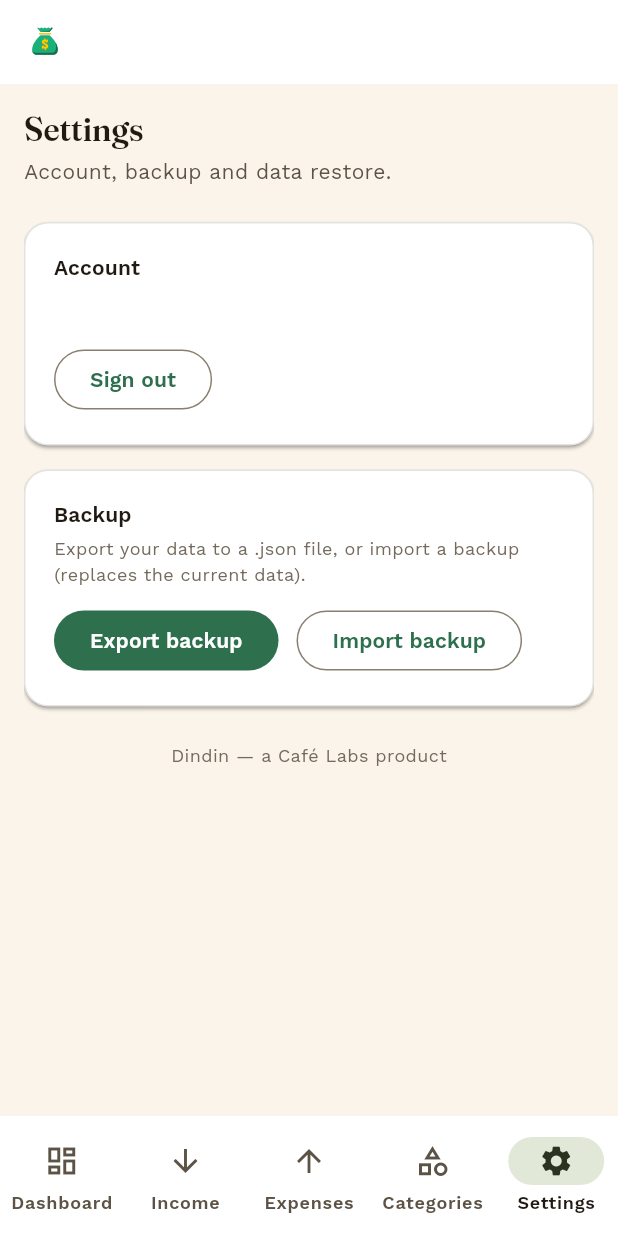
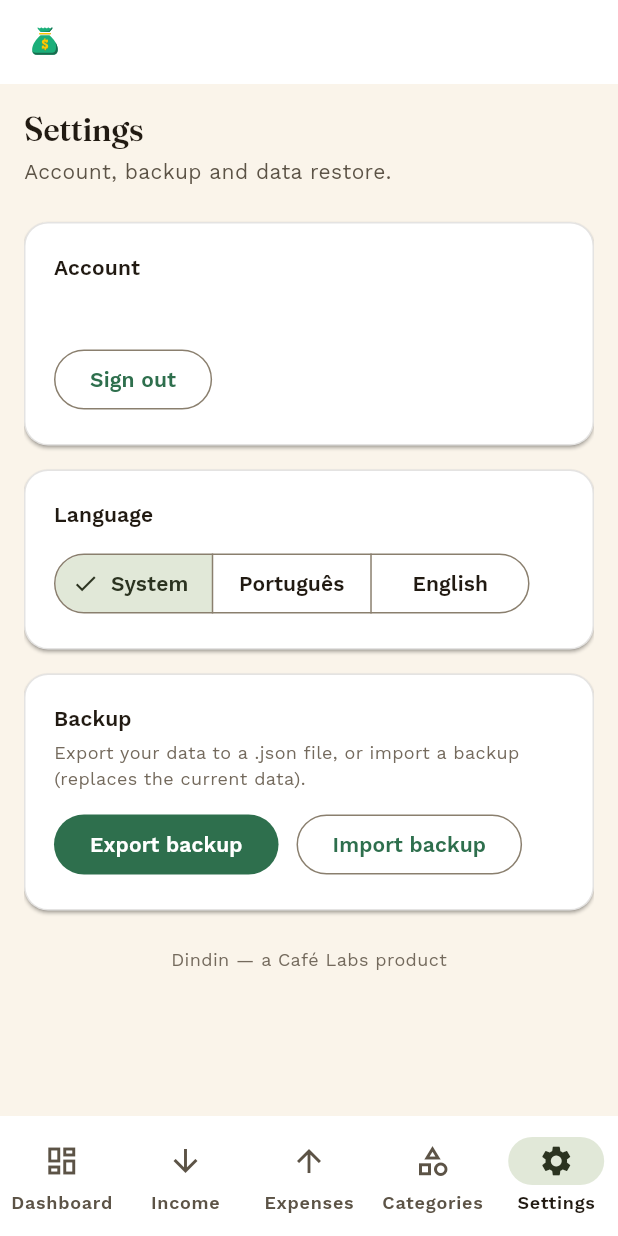
Before and after one commit to CafeLabsCorp/dindin, a Flutter app: the SettingsPage screen opened by its route, on a phone screen of 412 x 824 dp. Run offline on Flutter 3.47's test engine with Material 3 defaults, Android fonts, the phone set to English and light mode, and no system bars; our stand-ins replace cloud_firestore, firebase_auth, firebase_core, fl_chart, flutter_riverpod, flutter_svg and 3 more; missing offline and left inert: file_saver, file_selector; accounts and stored records are empty.

Commit message:
Adiciona seletor de idioma na tela de Ajustes
Faltava, mesmo achado do Domo: o app já tinha localização completa (PT
template, EN via locale do sistema), mas nenhum controle visível pra
trocar sem sair do app e mexer no idioma do celular/navegador.

localeProvider (providers/locale_provider.dart) espelha o padrão que o
Domo usa pro themeModeProvider — StateProvider<Locale?> não persistido,
null significa "seguir o sistema" (riverpod 3.x move StateProvider pra
`package:flutter_riverpod/legacy.dart`, diferente da v2.x que o Domo usa
diretamente de flutter_riverpod.dart). Novo SegmentedButton "Idioma" em
Ajustes (Sistema / Português / English), mesmo padrão visual do Domo.
app.dart passa a ler locale: ref.watch(localeProvider) no
MaterialApp.router.

Cobertura de teste nova (settings_page_test.dart, 3 casos) valida o
fluxo de ponta a ponta: tocar em "English" realmente troca o texto
renderizado da página (não só o estado interno do provider), e tocar em
"Português" volta. flutter analyze e flutter test (137/137) limpos.

Co-Authored-By: Claude Sonnet 5 <noreply@anthropic.com>

```diff
--- a/lib/features/settings/settings_page.dart
+++ b/lib/features/settings/settings_page.dart
@@ -2,6 +2,7 @@ import 'package:flutter/material.dart';
 import 'package:flutter_riverpod/flutter_riverpod.dart';
 
 import '../../l10n/app_localizations.dart';
+import '../../providers/locale_provider.dart';
 import '../../providers/providers.dart';
 import '../../theme/theme.dart';
 import '../../widgets/app_card.dart';
@@ -103,6 +104,29 @@ class _SettingsPageState extends ConsumerState<SettingsPage> {
           child: Column(
             crossAxisAlignment: CrossAxisAlignment.start,
             children: [
+              Text(l10n.languageSectionLabel, style: Theme.of(context).textTheme.titleSmall?.copyWith(fontWeight: FontWeight.w600)),
+              const SizedBox(height: 12),
+              // localeProvider is null by default ("follow system") — see
+              // lib/providers/locale_provider.dart. 'Português'/'English' are
+              // language endonyms, kept as literal labels (not routed through
+              // AppLocalizations) same as Domo's precedent for this control.
+              SegmentedButton<Locale?>(
+                segments: [
+                  ButtonSegment(value: null, label: Text(l10n.languageSystemOption)),
+                  const ButtonSegment(value: Locale('pt'), label: Text('Português')),
+                  const ButtonSegment(value: Locale('en'), label: Text('English')),
+                ],
+                selected: {ref.watch(localeProvider)},
+                onSelectionChanged: (set) => ref.read(localeProvider.notifier).state = set.first,
+              ),
+            ],
+          ),
+        ),
+        const SizedBox(height: 16),
+        AppCard(
+          child: Column(
+            crossAxisAlignment: CrossAxisAlignment.start,
+            children: [
               Text(l10n.backupSectionLabel, style: Theme.of(context).textTheme.titleSmall?.copyWith(fontWeight: FontWeight.w600)),
               const SizedBox(height: 4),
               Text(
--- a/lib/l10n/app_en.arb
+++ b/lib/l10n/app_en.arb
@@ -128,6 +128,8 @@
   "exportErrorMessage": "Export error: {error}",
   "importErrorMessage": "Import error: {error}",
   "footerBrand": "Dindin — a Café Labs product",
+  "languageSectionLabel": "Language",
+  "languageSystemOption": "System",
 
   "editIncomeTitle": "Edit income",
   "editExpenseTitle": "Edit expense",
--- a/lib/l10n/app_localizations.dart
+++ b/lib/l10n/app_localizations.dart
@@ -800,6 +800,18 @@ abstract class AppLocalizations {
   /// **'Dindin — um produto Café Labs'**
   String get footerBrand;
 
+  /// No description provided for @languageSectionLabel.
+  ///
+  /// In pt, this message translates to:
+  /// **'Idioma'**
+  String get languageSectionLabel;
+
+  /// No description provided for @languageSystemOption.
+  ///
+  /// In pt, this message translates to:
+  /// **'Sistema'**
+  String get languageSystemOption;
+
   /// No description provided for @editIncomeTitle.
   ///
   /// In pt, this message translates to:
--- a/lib/l10n/app_localizations_en.dart
+++ b/lib/l10n/app_localizations_en.dart
@@ -407,6 +407,12 @@ class AppLocalizationsEn extends AppLocalizations {
   String get footerBrand => 'Dindin — a Café Labs product';
 
   @override
+  String get languageSectionLabel => 'Language';
+
+  @override
+  String get languageSystemOption => 'System';
+
+  @override
   String get editIncomeTitle => 'Edit income';
 
   @override
--- a/lib/l10n/app_localizations_pt.dart
+++ b/lib/l10n/app_localizations_pt.dart
@@ -406,6 +406,12 @@ class AppLocalizationsPt extends AppLocalizations {
   String get footerBrand => 'Dindin — um produto Café Labs';
 
   @override
+  String get languageSectionLabel => 'Idioma';
+
+  @override
+  String get languageSystemOption => 'Sistema';
+
+  @override
   String get editIncomeTitle => 'Editar receita';
 
   @override
--- a/lib/l10n/app_pt.arb
+++ b/lib/l10n/app_pt.arb
@@ -163,6 +163,8 @@
     "placeholders": { "error": { "type": "String" } }
   },
   "footerBrand": "Dindin — um produto Café Labs",
+  "languageSectionLabel": "Idioma",
+  "languageSystemOption": "Sistema",
 
   "editIncomeTitle": "Editar receita",
   "editExpenseTitle": "Editar gasto",
--- /dev/null
+++ b/lib/providers/locale_provider.dart
@@ -0,0 +1,9 @@
+import 'package:flutter/material.dart';
+import 'package:flutter_riverpod/legacy.dart';
+
+/// null means "follow the system locale" — a simple, non-persisted,
+/// in-memory choice overridable from Ajustes (see settings_page.dart). PT is
+/// what `AppLocalizations` falls back to when the resolved locale isn't
+/// supported (see l10n.yaml's `preferred-supported-locales`), matching this
+/// product's Portuguese-first copy.
+final localeProvider = StateProvider<Locale?>((ref) => null);
```
Also changed, not shown: lib/app.dart (+6 -3 lines), 1 other file.
